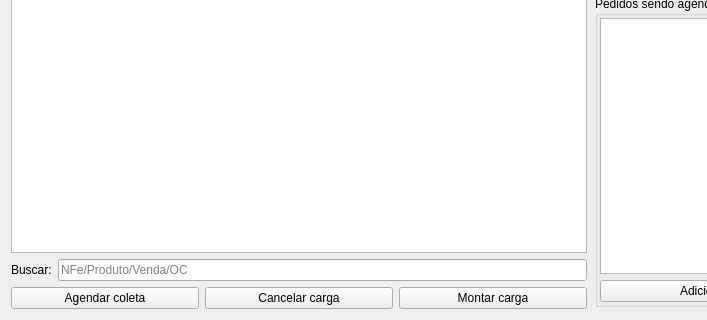
First picture: the form in ui/widgetlogisticaagendarcoleta.ui, repository darktorres/ERP-STACCATO, before the edit; both pictures show x 0 to 707 and y 400 to 720 of the 1132 by 720 pixel window.
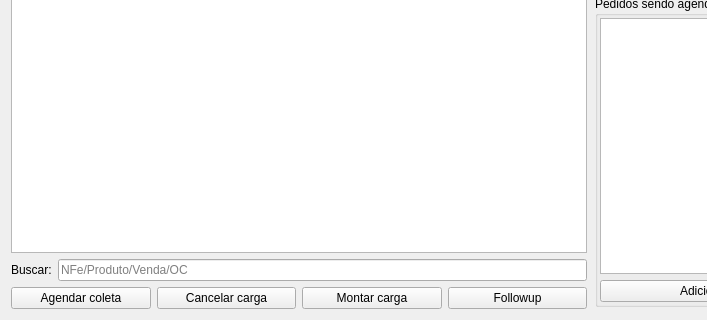
Second picture: the form after the edit. Custom widgets are drawn as their Qt base class.

Commit message: Adicionado followup em várias telas

Patch:
```diff
--- a/ui/widgetlogisticaagendarcoleta.ui
+++ b/ui/widgetlogisticaagendarcoleta.ui
@@ -150,6 +150,13 @@
        </property>
       </widget>
      </item>
+     <item>
+      <widget class="QPushButton" name="pushButtonFollowup">
+       <property name="text">
+        <string>Followup</string>
+       </property>
+      </widget>
+     </item>
     </layout>
    </item>
    <item row="0" column="2" rowspan="4">
```
The commit also changes 40 other files.
